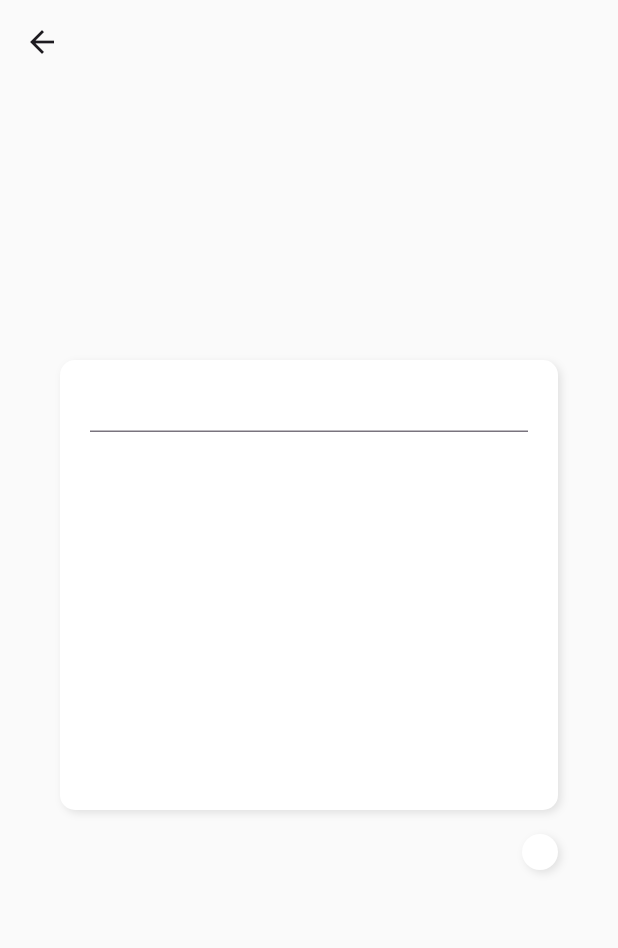
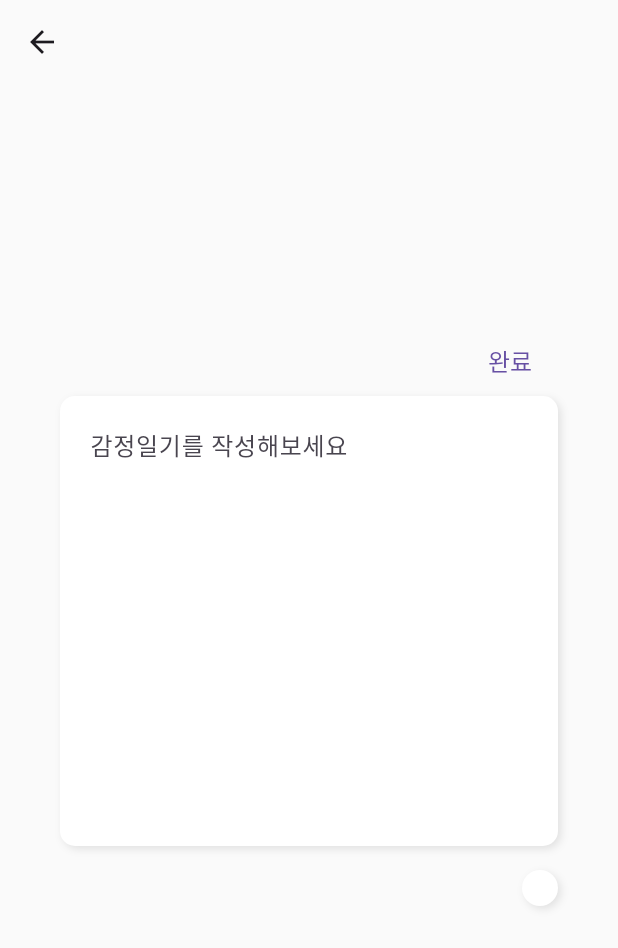
Before and after one commit to zigsong/insidegram, a Flutter app: the NoteScreen screen opened directly, on a phone screen of 412 x 824 dp. Shown: the top 948 px of the screen. Run offline on Flutter 3.47's test engine with Material 3 defaults, Android fonts, the phone set to English and light mode, and no system bars.

Commit message:
feat: refactor note screen & add confirm dialog

```diff
--- a/lib/screens/note_screen.dart
+++ b/lib/screens/note_screen.dart
@@ -27,6 +27,13 @@ class _NoteScreenState extends State<NoteScreen> {
             crossAxisAlignment: CrossAxisAlignment.end,
             mainAxisAlignment: MainAxisAlignment.center,
             children: [
+              TextButton(
+                style: TextButton.styleFrom(
+                    textStyle: const TextStyle(fontSize: 16),
+                    padding: const EdgeInsets.all(0)),
+                onPressed: () => showConfirmDialog(context),
+                child: const Text('완료'),
+              ),
               Container(
                 height: 300,
                 padding: const EdgeInsets.symmetric(horizontal: 20),
@@ -45,7 +52,12 @@ class _NoteScreenState extends State<NoteScreen> {
                 child: const TextField(
                   keyboardType: TextInputType.multiline,
                   maxLines: null,
-                  )),
+                  decoration: InputDecoration(
+                      hintText: "감정일기를 작성해보세요",
+                      border: InputBorder.none,
+                      contentPadding: EdgeInsets.symmetric(vertical: 20)),
+                ),
+              ),
               Container(
                 height: 24,
                 width: 24,
@@ -70,4 +82,24 @@ class _NoteScreenState extends State<NoteScreen> {
       ),
     );
   }
+
+  Future<String?> showConfirmDialog(BuildContext context) {
+    return showDialog<String>(
+      context: context,
+      builder: (BuildContext context) => AlertDialog(
+        title: const Text('일기 등록'),
+        content: const Text('완료 후에는 수정이 불가합니다.\n정말 완료하시겠습니까?'),
+        actions: <Widget>[
+          TextButton(
+            onPressed: () => Navigator.pop(context, 'Cancel'),
+            child: const Text('Cancel'),
+          ),
+          TextButton(
+            onPressed: () => Navigator.pop(context, 'Ok'),
+            child: const Text('OK'),
+          ),
+        ],
+      ),
+    );
   }
+}
```
Lines whose indentation alone changed are shown as unchanged.
